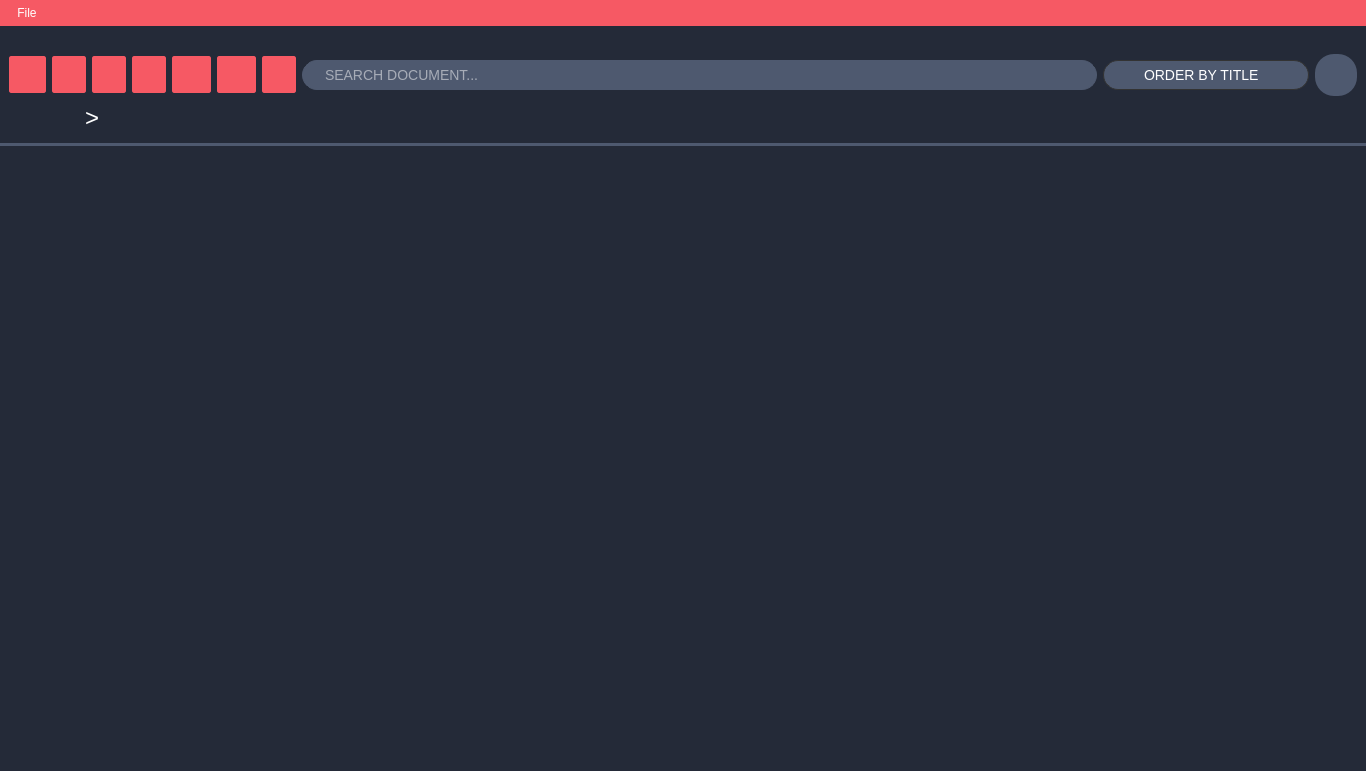
Before: the Qt Designer form src/client/gui/ui/docsbrowser.ui in aleoli/Shared-Editor, drawn with Qt 5.
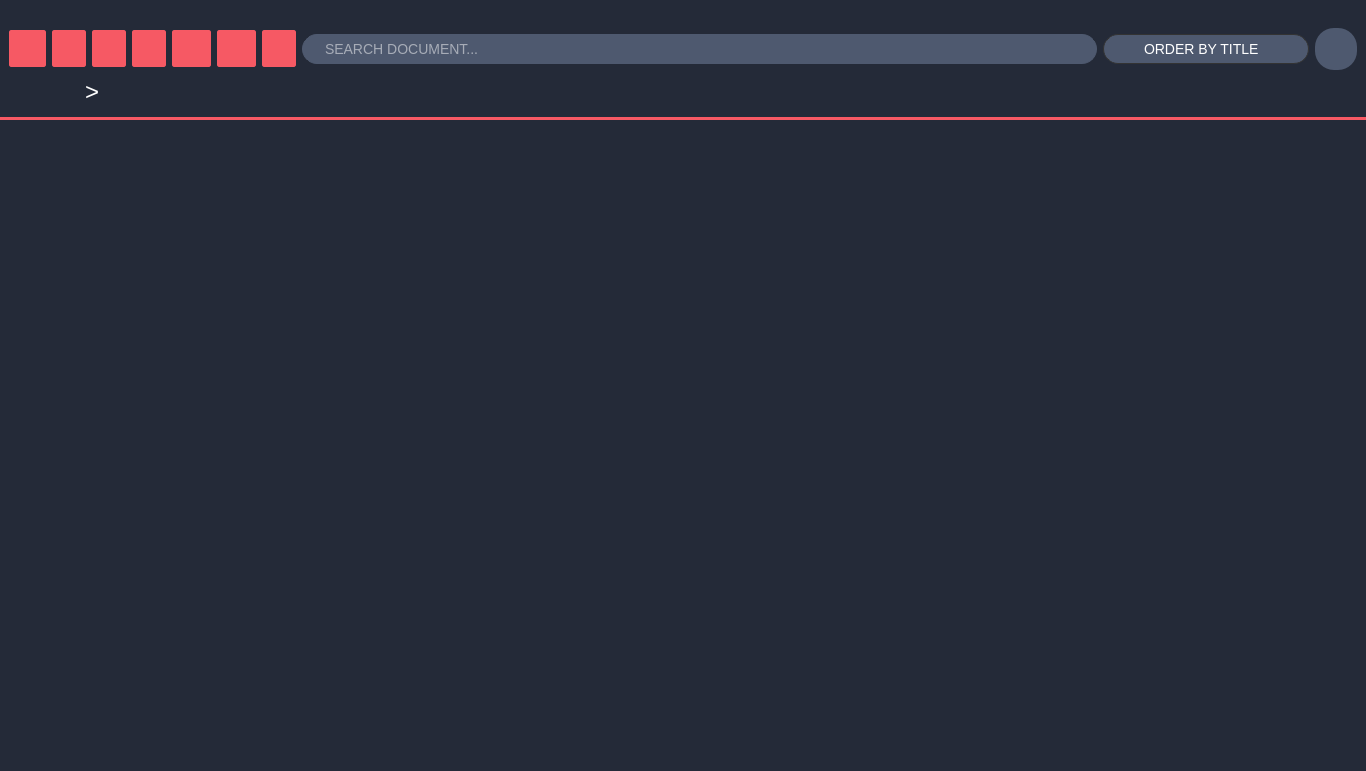
After: the same form once the commit is applied. Icons and pictures are not drawn.

Commit message: tolto menubar e cambiato stile dockWidget

What changed in the file:
```diff
--- a/src/client/gui/ui/docsbrowser.ui
+++ b/src/client/gui/ui/docsbrowser.ui
@@ -86,7 +86,7 @@
          <x>0</x>
          <y>0</y>
          <width>1348</width>
-         <height>597</height>
+         <height>629</height>
         </rect>
        </property>
       </widget>
@@ -94,97 +94,6 @@
     </item>
    </layout>
   </widget>
-  <widget class="QMenuBar" name="menuBar">
-   <property name="geometry">
-    <rect>
-     <x>0</x>
-     <y>0</y>
-     <width>1366</width>
-     <height>32</height>
-    </rect>
-   </property>
-   <property name="autoFillBackground">
-    <bool>false</bool>
-   </property>
-   <property name="styleSheet">
-    <string notr="true">QMenuBar {
-                    background-color: #f65964;
-                    spacing: 3px; /* spacing between menu bar items */
-                    font: 12pt white &quot;Segoe UI Emoji&quot;;
-                    color: #fff;
-                    padding: 5 0 0 10px;
-                    }
-
-                    QMenuBar::item {
-                    padding: 1px 4px;
-                    background: transparent;
-                    border-radius: 2px;
-                    }
-
-                    QMenuBar::item:selected { /* when selected using mouse or keyboard */
-                    background: #4e596f;
-                    }
-
-                    QMenuBar::item:pressed {
-                    background: white;
-                    color: #242a38;
-                    }</string>
-   </property>
-   <widget class="QMenu" name="menuFile">
-    <property name="font">
-     <font>
-      <family>Segoe UI Emoji</family>
-      <weight>50</weight>
-      <italic>false</italic>
-      <bold>false</bold>
-     </font>
-    </property>
-    <property name="styleSheet">
-     <string notr="true">QMenu { /* sets background of the menu */
-                        background-color: #f65964;
-                        border: 1px solid #4e596f;
-                        border-radius: 1px;
-                        }
-
-                        QMenu::item {
-                        /* sets background of menu item. set this to something non-transparent
-                        if you want menu color and menu item color to be different */
-                        padding: 2px 25px 2px 20px;
-                        border: 1px solid transparent;
-                        background-color: transparent;
-                        font: 10pt white &quot;Segoe UI Black&quot;;
-                        color: #fff;
-                        }
-
-                        QMenu::item:selected { /* when user selects item using mouse or keyboard */
-                        background-color: white;
-                        color: #242a38 ;
-                        }
-
-                        QMenu::indicator {
-                        width: 13px;
-                        height: 13px;
-                        color: #fff;
-                        background: transparent;
-                        }
-
-                        QMenu::separator {
-                        height: 2px;
-                        background: transparent;
-                        margin-left: 10px;
-                        margin-right: 5px;
-                        color: #fff;
-                        }</string>
-    </property>
-    <property name="title">
-     <string>File</string>
-    </property>
-    <addaction name="actionLogout"/>
-    <addaction name="actionQuit"/>
-    <addaction name="actionShare_Link"/>
-   </widget>
-   <addaction name="menuFile"/>
-  </widget>
   <widget class="QDockWidget" name="widgets">
    <property name="enabled">
     <bool>true</bool>
@@ -205,9 +114,9 @@
     <bool>false</bool>
    </property>
    <property name="styleSheet">
-    <string notr="true">	border-width: 0px 0px 3px 0px;
-                    border-style: none none solid none;
-                    border-color: #000 #000 #4e596f #000;</string>
+    <string notr="true">QDockWidget{
+	background: #f65964;
+}</string>
    </property>
    <property name="floating">
     <bool>false</bool>
@@ -225,6 +134,11 @@
     <number>4</number>
    </attribute>
    <widget class="QWidget" name="content_widgets">
+    <property name="styleSheet">
+     <string notr="true">QWidget{
+	border-bottom: 3px solid #f65964;
+}</string>
+    </property>
     <layout class="QVBoxLayout" name="verticalLayout">
      <item>
       <layout class="QVBoxLayout" name="buttons_path">
```
